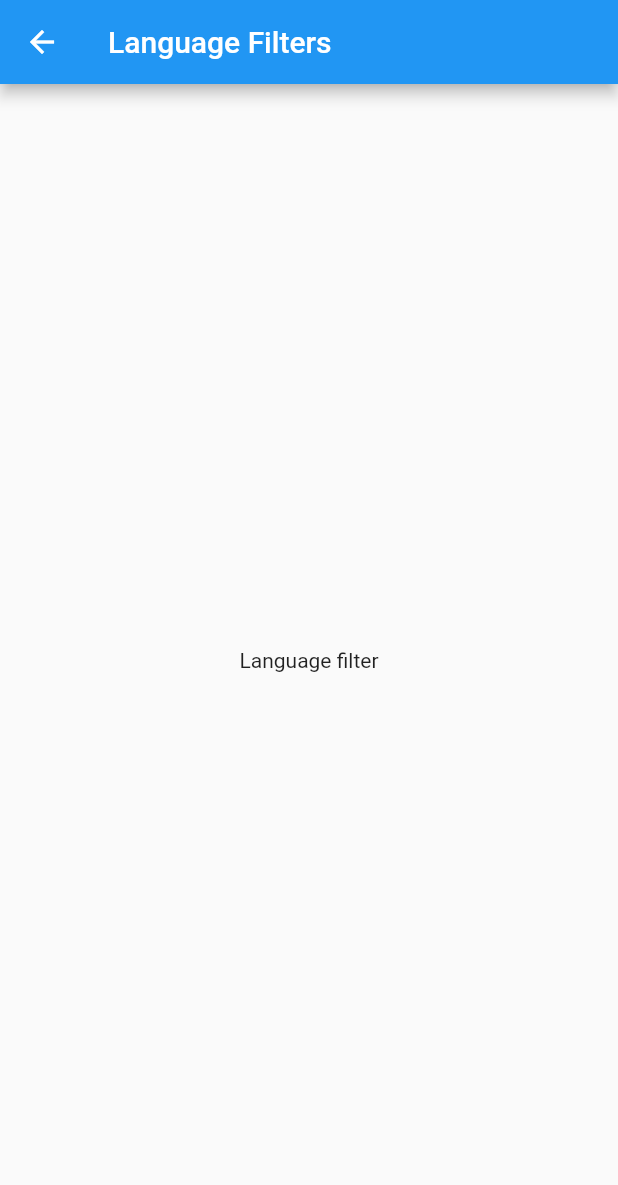
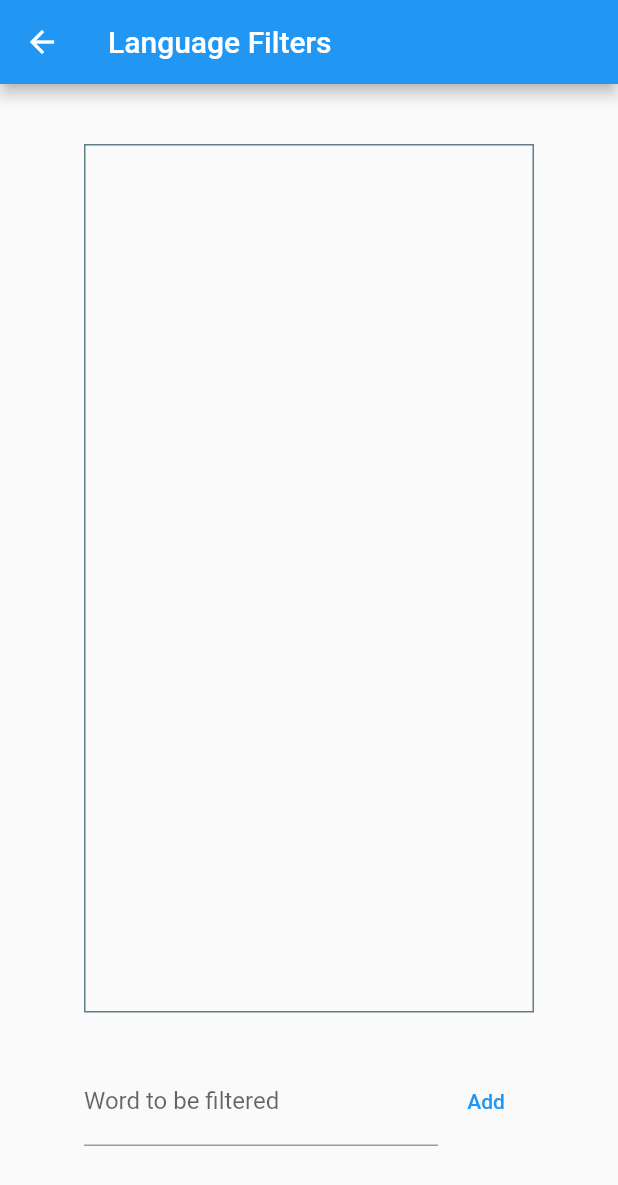
Before and after one commit to redeyedvireo/rss_reader_plus, a Flutter app: the LanguageFiltersPage screen opened by its route, on a phone screen of 412 x 824 dp. Shown: the top 1185 px of the screen. Run offline on Flutter 3.47's test engine with Material 2 defaults, Android fonts, the phone set to English and light mode, and no system bars; our stand-ins replace flutter_html, jiffy, rxdart, shared_preferences, sqflite_common, sqflite_common_ffi; missing offline and left inert: clipboard, dart_rss, path_provider_windows; accounts and stored records are empty.

Commit message:
Add support for language filters (AKA filtered words).

```diff
--- a/lib/main.dart
+++ b/lib/main.dart
@@ -8,6 +8,7 @@ import 'package:rss_reader_plus/services/feed_database.dart';
 import 'package:rss_reader_plus/services/feed_service.dart';
 import 'package:rss_reader_plus/services/filter_service.dart';
 import 'package:rss_reader_plus/services/initialization_service.dart';
+import 'package:rss_reader_plus/services/language_filter_service.dart';
 import 'package:rss_reader_plus/services/notification_service.dart';
 import 'package:rss_reader_plus/services/prefs_service.dart';
 import 'package:rss_reader_plus/services/update_service.dart';
@@ -26,6 +27,7 @@ class MyApp extends StatelessWidget {
       Provider<NotificationService>(create: (context) => NotificationService()),
       Provider<FeedDatabase>(create: (context) => FeedDatabase()),
       Provider<FilterService>(create: (context) => FilterService(context)),
+      Provider<LanguageFilterService>(create: (context) => LanguageFilterService(context)),
       Provider<FeedService>(create: (context) => FeedService(context)),
       Provider<AppState>(create: (context) => AppState()),
       Provider<UpdateService>(create: (context) => UpdateService(context)),
--- a/lib/pages/global_filters_page.dart
+++ b/lib/pages/global_filters_page.dart
@@ -17,7 +17,7 @@ class _GlobalFiltersPageState extends State<GlobalFiltersPage> {
   ScrollController _controller;
   double _previousScrollPosition = 0;      // Used to set scroll position after returning from another page
 
-@override
+  @override
   void initState() {
     super.initState();
     _feedItemFilters = [];
@@ -25,7 +25,7 @@ class _GlobalFiltersPageState extends State<GlobalFiltersPage> {
 
   @override
   Widget build(BuildContext context) {
-    _filterService = Provider.of<FilterService>(context);
+    _filterService = Provider.of<FilterService>(context, listen: false);
 
     return FutureBuilder(
       future: _getFeedItemFilters(_filterService),
--- a/lib/pages/language_filters_page.dart
+++ b/lib/pages/language_filters_page.dart
@@ -1,15 +1,58 @@
 
 import 'package:flutter/material.dart';
+import 'package:logging/logging.dart';
+import 'package:provider/provider.dart';
+import 'package:rss_reader_plus/services/language_filter_service.dart';
 
 class LanguageFiltersPage extends StatefulWidget {
+  Logger _logger;
+
+  LanguageFiltersPage() {
+    _logger = Logger('LanguageFiltersPage');
+  }
+
   @override
   _LanguageFiltersPageState createState() => _LanguageFiltersPageState();
 }
 
 class _LanguageFiltersPageState extends State<LanguageFiltersPage> {
+  TextEditingController _queryStringController = TextEditingController();
+  LanguageFilterService _languageFilterService;
+  ScrollController _controller;
+  double _previousScrollPosition = 0;      // Used to set scroll position after returning from another page
+  List<String> _filteredWords;
+  final GlobalKey<FormState> _formKey = GlobalKey<FormState>();
+  String _newFilteredWord;
+
+  @override
+  void initState() {
+    _filteredWords = [];
+    _newFilteredWord = '';
+    super.initState();
+  }
+
   @override
   Widget build(BuildContext context) {
-    return _buildAll(context);
+    _languageFilterService = Provider.of<LanguageFilterService>(context, listen: false);
+
+    return FutureBuilder(
+      future: _getLanguageFilters(_languageFilterService),
+      builder:(BuildContext context, AsyncSnapshot snapshot) {
+        switch (snapshot.connectionState) {
+          case ConnectionState.none:
+          case ConnectionState.waiting:
+          case ConnectionState.active:
+          case ConnectionState.done:
+            return _buildAll(context);
+
+          default:
+            return Center(child: Text(''));
+        }
+      });
+  }
+
+  Future<void> _getLanguageFilters(LanguageFilterService languageFilterService) async {
+    _filteredWords = await languageFilterService.getLanguageFilters();
   }
 
   Widget _buildAll(BuildContext context) {
@@ -24,8 +67,110 @@ class _LanguageFiltersPageState extends State<LanguageFiltersPage> {
   Widget _buildContent(BuildContext context) {
     return Center(
       child: Container(
-        child: Text('Language filter'),
+        padding: EdgeInsets.only(top: 40.0, bottom: 60.0),
+        child: _buildFilterList(context),
       ),
     );
   }
+
+  Widget _buildFilterList(BuildContext context) {
+    _controller = ScrollController(initialScrollOffset: _previousScrollPosition);
+
+    return SizedBox(
+      width: 300.0,
+      child: Column(
+        children: [
+          Expanded(
+              child: Container(
+                decoration: BoxDecoration(
+                  border: Border.all(
+                    color: Colors.blueGrey,
+                    width: 1
+                  )
+                ),
+                child: ListView.builder(
+                itemCount: _filteredWords.length,
+                controller: _controller,
+                itemBuilder: (BuildContext context, int index) {
+                  return _buildFilterRow(context, index);
+            }),
+              ),
+          ),
+          SizedBox(height: 30.0),
+          _buildNewFilteredWordWidget(context)
+        ],
+      ),
+    );
+  }
+
+  Widget _buildFilterRow(BuildContext context, int index) {
+    String filteredWord = _filteredWords[index];
+
+    return Container(
+      padding: EdgeInsets.symmetric(vertical: 0, horizontal: 8.0),
+      child: Row(
+        children: [
+          Expanded(child: Text(filteredWord)),
+          IconButton(
+            onPressed: () async {
+              print('Deleting filtered word $filteredWord');
+              final success = await _languageFilterService.deleteFilteredWord(filteredWord);
+              if (success) {
+                setState(() {
+                  _filteredWords.removeAt(index);
+                });
+              } else {
+                widget._logger.severe('Deleting filtered word $filteredWord unsuccessful');
+              }
+            },
+            icon: Icon(Icons.delete)
+          )
+        ],
+      ),
+    );
+  }
+
+  Widget _buildNewFilteredWordWidget(BuildContext context) {
+    return Form(
+        key: _formKey,
+        child: Row(children: [
+        Expanded(
+          child: TextFormField(
+            controller: _queryStringController,
+            decoration: InputDecoration(labelText: 'Word to be filtered'),
+            onChanged: (String value) async {
+              _newFilteredWord = value;
+            },
+          ),
+        ),
+        TextButton(onPressed: () async {
+          final filteredWord = _newFilteredWord;
+
+          try {
+            final success = await _languageFilterService.addNewFilteredWord(filteredWord);
+
+            if (!success) {
+              widget._logger.severe('Adding filtered word $filteredWord unsuccessful');
+            } else {
+              setState(() {
+                _filteredWords.add(_newFilteredWord);
+              });
+
+              WidgetsBinding.instance.addPostFrameCallback((_) => _scrollToEnd());
+            }
+
+            _queryStringController.text = '';
+          } catch (e) {
+            widget._logger.severe('Error adding filtered word $filteredWord: ${e.message}');
+          }
+        }, child: Text('Add'))
+      ],),
+    );
+  }
+
+  void _scrollToEnd() {
+    _controller.animateTo(_controller.position.maxScrollExtent,
+                    duration: Duration(milliseconds: 500),
+                    curve: Curves.easeInOut);
+  }
 }
--- a/lib/services/feed_database.dart
+++ b/lib/services/feed_database.dart
@@ -19,6 +19,7 @@ class FeedDatabase {
   static final feedsTable = 'feeds';
   static final itemsOfInterestTable = 'itemsofinterest';
   static final feedItemFilterTable = 'feeditemfilters';
+  static final filteredWordsTable = 'filteredwords';
 
   FeedDatabase();
 
@@ -422,4 +423,28 @@ class FeedDatabase {
       'action': feedItemFilter.action.index
     });
   }
+
+  Future<List<String>> readLanguageFilters() async {
+    List<String> filters = [];
+
+    final queryResult = await sqlfliteDb.query(filteredWordsTable, columns: [ 'word' ]);
+
+    queryResult.forEach((row) {
+      filters.add(row['word']);
+    });
+
+    return filters;
+  }
+
+  Future<int> addLanguageFilter(String filteredWord) async {
+    return await sqlfliteDb.insert(filteredWordsTable, {
+      'word': filteredWord
+    });
+  }
+
+  Future<int> deleteLanguageFilter(String filteredWord) async {
+    return await sqlfliteDb.delete(filteredWordsTable,
+                                                 where: 'word = ?',
+                                                 whereArgs: [filteredWord]);
+  }
 }
--- /dev/null
+++ b/lib/services/language_filter_service.dart
@@ -0,0 +1,41 @@
+
+import 'package:flutter/cupertino.dart';
+import 'package:logging/logging.dart';
+import 'package:provider/provider.dart';
+import 'package:rss_reader_plus/services/feed_database.dart';
+
+class LanguageFilterService {
+  FeedDatabase _db;
+  List<String> _filteredWords;
+  bool _filteredWordsLoaded;
+  Logger _logger;
+
+  LanguageFilterService(BuildContext context) {
+    _db = Provider.of<FeedDatabase>(context, listen: false);
+    _logger = Logger('LanguageFilterService');
+    _filteredWords = [];
+    _filteredWordsLoaded = false;
+  }
+
+  Future<List<String>> getLanguageFilters() async {
+    if (!_filteredWordsLoaded) {
+      try {
+        _filteredWords = await _db.readLanguageFilters();
+      } catch (e) {
+        _logger.severe('[getLanguageFilters] ${e.message}');
+      }
+    }
+
+    return _filteredWords;
+  }
+
+  Future<bool> addNewFilteredWord(String filteredWord) async {
+    final id = await _db.addLanguageFilter(filteredWord);
+    return id > 0;
+  }
+
+  Future<bool> deleteFilteredWord(String filteredWord) async {
+    final numDeletions = await _db.deleteLanguageFilter(filteredWord);
+    return numDeletions >= 1;
+  }
+}
```
